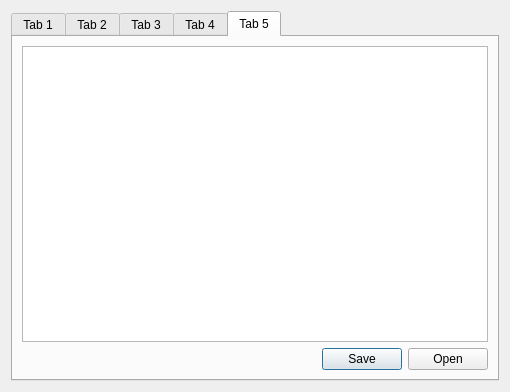
develooper1994/Qt5WidgetLearning, file Beginner/CombosListsSpinboxYADAYADA/dialog.ui: the form before one commit.
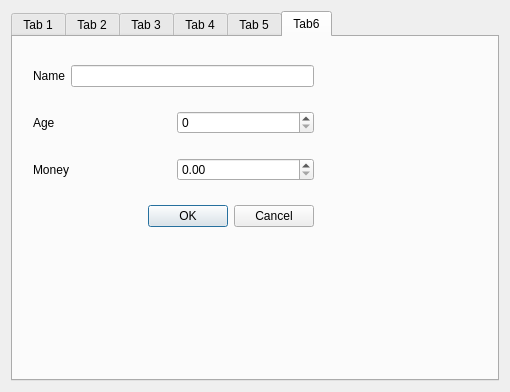
The form after the commit.

Commit message: SpinBox exercise begin

```diff
--- a/Beginner/CombosListsSpinboxYADAYADA/dialog.ui
+++ b/Beginner/CombosListsSpinboxYADAYADA/dialog.ui
@@ -17,7 +17,7 @@
    <item row="0" column="0">
     <widget class="QTabWidget" name="tabWidget">
      <property name="currentIndex">
-      <number>4</number>
+      <number>5</number>
      </property>
      <widget class="QWidget" name="Combobox">
       <attribute name="title">
@@ -326,6 +326,72 @@
        </item>
       </layout>
      </widget>
+     <widget class="QWidget" name="SpinBox">
+      <attribute name="title">
+       <string>Tab6</string>
+      </attribute>
+      <widget class="QWidget" name="">
+       <property name="geometry">
+        <rect>
+         <x>20</x>
+         <y>10</y>
+         <width>281</width>
+         <height>201</height>
+        </rect>
+       </property>
+       <layout class="QVBoxLayout" name="verticalLayout_7">
+        <item>
+         <layout class="QHBoxLayout" name="hlaySpingBoxName">
+          <item>
+           <widget class="QLabel" name="lblSpingBoxName">
+            <property name="text">
+             <string>Name</string>
+            </property>
+           </widget>
+          </item>
+          <item>
+           <widget class="QLineEdit" name="leSpingBoxName"/>
+          </item>
+         </layout>
+        </item>
+        <item>
+         <layout class="QHBoxLayout" name="hlaySpingBoxAge">
+          <item>
+           <widget class="QLabel" name="lblSpingBoxAge">
+            <property name="text">
+             <string>Age</string>
+            </property>
+           </widget>
+          </item>
+          <item>
+           <widget class="QSpinBox" name="spinBoxAge"/>
+          </item>
+         </layout>
+        </item>
+        <item>
+         <layout class="QHBoxLayout" name="hlaySpingBoxMoney">
+          <item>
+           <widget class="QLabel" name="lblSpingBoxMoney">
+            <property name="text">
+             <string>Money</string>
+            </property>
+           </widget>
+          </item>
+          <item>
+           <widget class="QDoubleSpinBox" name="doubleSpinBoxMoney"/>
+          </item>
+         </layout>
+        </item>
+        <item>
+         <widget class="QDialogButtonBox" name="SpinBoxButtonBox">
+          <property name="standardButtons">
+           <set>QDialogButtonBox::Cancel|QDialogButtonBox::Ok</set>
+          </property>
+         </widget>
+        </item>
+       </layout>
+      </widget>
+     </widget>
     </widget>
    </item>
   </layout>
```
The commit also changes 4 other files.
